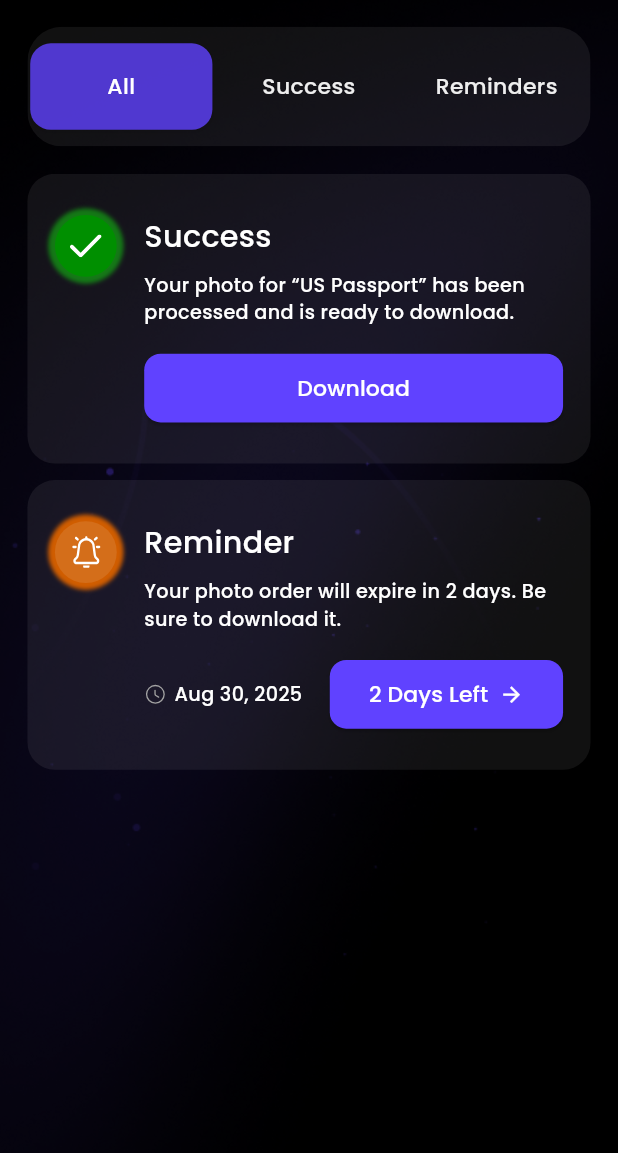
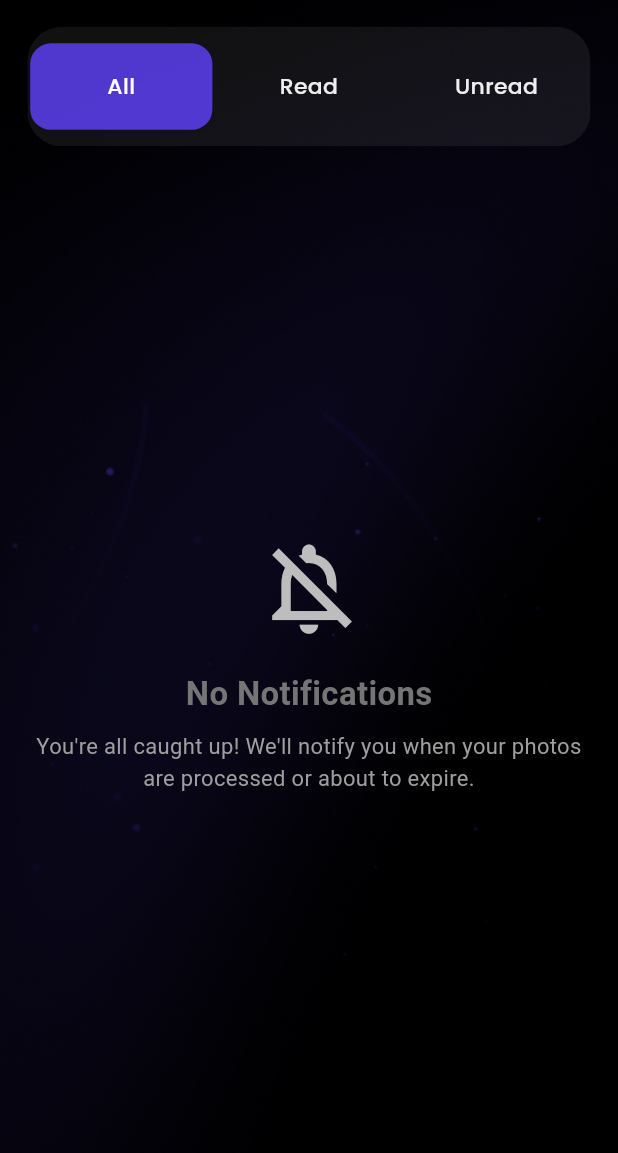
Before and after one commit to Saadkhanprogziel/snapid, a Flutter app: the NotificationScreen screen opened by its route, on a phone screen of 412 x 824 dp, the part 83-1236 px from its top. Run offline on Flutter 3.47's test engine with Material 3 defaults, Android fonts, the phone set to English and light mode, and no system bars; our stand-ins replace cached_network_image, dartz, dio, flutter_svg, fluttertoast, get and 8 more; missing offline and left inert: dart:html, desktop_drop, flutter_stripe, flutter_stripe_web, gallery_saver_plus, local_auth_android and 1 more; accounts and stored records are empty; network calls fail; statements that could not run were skipped.

Commit message:
web app built

```diff
--- a/lib/controllers/notification/notification_controller.dart
+++ b/lib/controllers/notification/notification_controller.dart
@@ -2,7 +2,7 @@ import 'package:get/get.dart';
 
 class NotificationController extends GetxController {
   var selectedTab = 0.obs;
-
+ var allNotifications = [].obs; // Add this line
   void onTabChanged(int index) {
     print(index);
    selectedTab.value = index;
--- a/lib/keys_urls/urls.dart
+++ b/lib/keys_urls/urls.dart
@@ -1,3 +1,4 @@
 // const baseUrl = 'http://192.168.18.46:5000';
-const baseUrl = 'http://159.65.161.106';
+const baseUrl = 'http://159.65.161.106/v1';
+const baseSocketUrl = 'http://159.65.161.106:5000';
 const apiUrl = "$baseUrl/api";
--- a/lib/repositories/services/socketServices.dart
+++ b/lib/repositories/services/socketServices.dart
@@ -17,7 +17,7 @@ class SocketService {
 
   void _initializeSocketService() {
     _socket = IO.io(
-      baseUrl,
+      baseSocketUrl,
       IO.OptionBuilder()
           .setTransports(['websocket'])
           .enableAutoConnect()
--- /dev/null
+++ b/lib/router_management/auth_middleware.dart
@@ -0,0 +1,18 @@
+import 'package:flutter/material.dart';
+import 'package:get/get.dart';
+import 'package:snapid/main.dart';
+import 'package:snapid/routes/routes.dart';
+
+class AuthMiddleware extends GetMiddleware {
+  @override
+  RouteSettings? redirect(String? route) {
+    final token = appStorage.read("token");
+    if (token == null || token.toString().isEmpty) {
+      return const RouteSettings(name: PrimaryRoute.login);
+    }
+    // Otherwise, allow the route
+    return null;
+  }
+  @override
+  int? priority = 0;
+}
--- a/lib/routes/routes.dart
+++ b/lib/routes/routes.dart
@@ -1,5 +1,5 @@
 class PrimaryRoute {
-  static const String splash = '/';
+  static const String initialRoute = '/';
   static const String onBoard = '/onboarding';
   static const String onBoard3 = '/onboarding3';
   static const String login = '/login';
--- a/lib/view/auth/login.dart
+++ b/lib/view/auth/login.dart
@@ -1,4 +1,5 @@
 import 'dart:ui';
+import 'package:flutter/foundation.dart';
 import 'package:flutter/material.dart';
 import 'package:get/get.dart';
 import 'package:snapid/constant/assets.dart';
@@ -565,6 +566,7 @@ class LoginScreen extends StatelessWidget {
                 ),
                 const SizedBox(height: 12),
 
+                if(kIsWeb)
                 // Apple sign in
                 OutlinedButton.icon(
                   onPressed: () {
--- a/lib/view/dashboard_fragment/dashboard_fragment.dart
+++ b/lib/view/dashboard_fragment/dashboard_fragment.dart
@@ -306,7 +306,7 @@ class DashboardFragment extends StatelessWidget {
                                                       ),
                                                       child: Container(
                                                         width: 400,
-                                                        child: _photoGuideline(cardHeight),
+                                                        child: kIsWeb ? _photoGuideline(cardHeight) : _photoGuideline(cardHeight),
                                                       ),
                                                     );
                                                   },
--- a/lib/view/notification/notification.dart
+++ b/lib/view/notification/notification.dart
@@ -66,13 +66,7 @@ class _NotificationScreenState extends State<NotificationScreen>
                 CustomHeader(
                   title: "Notifications",
                   showBackButton: true,
-                  rightWidget: _buildPopupMenu(), // This replaces the SVG icon
-
-                  // rightIconPath: Assets.more_vert,
-                  // onRightIconTap: () {
-                  //   // print("object");
-                  //   // _buildPopupMenu();
-                  // },
+                  rightWidget: _buildPopupMenu(),
                 ),
                 const SpaceH10(),
                 _buildCustomTabBar(),
@@ -104,7 +98,7 @@ class _NotificationScreenState extends State<NotificationScreen>
                 ),
                 child: Obx(
                   () => TabBarWidgetFlexible(
-                    tabs: ['All ', 'Success', 'Reminders'],
+                    tabs: ['All ', 'Read', 'Unread'],
                     selectedIndex: controller.selectedTab.value,
                     onTabSelected: (index) {
                       controller.onTabChanged(index);
@@ -133,34 +127,72 @@ class _NotificationScreenState extends State<NotificationScreen>
   }
 
   Widget _buildAllTab() {
-    return ListView(
-      padding: const EdgeInsets.symmetric(horizontal: 20),
-      children: [
-        NotificationCard(
-          icon: Icons.check,
-          imagePath: Assets.tick,
-          iconBackgroundColor: const Color.fromRGBO(0, 143, 0, 1),
-          glowColor: const Color.fromRGBO(20, 162, 20, 0.709),
-          title: "Success",
-          message:
-              "Your photo for “US Passport” has been processed and is ready to download.",
-          onPressed: () {},
+    return Obx(() {
+      // Check if notifications list is empty
+      if (controller.allNotifications.isEmpty) {
+        return _buildEmptyNotificationsWidget();
+      }
+
+      return ListView.builder(
+        padding: const EdgeInsets.symmetric(horizontal: 20),
+        itemCount: controller.allNotifications.length,
+        itemBuilder: (context, index) {
+          final notification = controller.allNotifications[index];
+          return Column(
+            children: [
+              NotificationCard(
+                endDate: notification.endDate,
+                isReminder: notification.isReminder,
+                icon: notification.icon,
+                imagePath: notification.imagePath,
+                iconBackgroundColor: notification.iconBackgroundColor,
+                glowColor: notification.glowColor,
+                title: notification.title,
+                daysLeft: notification.daysLeft,
+                message: notification.message,
+                onPressed: () {},
+              ),
+              if (index < controller.allNotifications.length - 1) SpaceH12(),
+            ],
+          );
+        },
+      );
+    });
+  }
+
+  Widget _buildEmptyNotificationsWidget() {
+    return Center(
+      child: Padding(
+        padding: const EdgeInsets.all(20),
+        child: Column(
+          mainAxisAlignment: MainAxisAlignment.center,
+          children: [
+            Icon(
+              Icons.notifications_off_outlined,
+              size: 80,
+              color: Colors.grey[400],
+            ),
+            const SizedBox(height: 20),
+            Text(
+              "No Notifications",
+              style: TextStyle(
+                fontSize: 24,
+                fontWeight: FontWeight.bold,
+                color: Colors.grey[600],
+              ),
+            ),
+            const SizedBox(height: 10),
+            Text(
+              "You're all caught up! We'll notify you when your photos are processed or about to expire.",
+              textAlign: TextAlign.center,
+              style: TextStyle(
+                fontSize: 16,
+                color: Colors.grey[500],
+              ),
+            ),
+          ],
         ),
-        SpaceH12(),
-        NotificationCard(
-          endDate: "Aug 30, 2025",
-          isReminder: true,
-          icon: Icons.check,
-          imagePath: Assets.reminder,
-          iconBackgroundColor: const Color.fromARGB(201, 213, 114, 33),
-          glowColor: const Color.fromARGB(255, 208, 93, 0),
-          title: "Reminder",
-          daysLeft: "2 Days Left",
-          message:
-              "Your photo order will expire in 2 days. Be sure to download it.",
-          onPressed: () {},
-        )
-      ],
+      ),
     );
   }
 
@@ -169,7 +201,7 @@ class _NotificationScreenState extends State<NotificationScreen>
       imagePath: Assets.historIcon,
       title: "You are all caught up!",
       subtitle:
-          "We’ll notify you when your photos are processed or about to expire!",
+          "We'll notify you when your photos are processed or about to expire!",
       buttonTitle: "Start a new photo",
       onPressed: () {},
     );
--- a/pubspec.yaml
+++ b/pubspec.yaml
@@ -62,8 +62,8 @@ dependencies:
   device_info_plus: ^11.3.0
   socket_io_client: ^3.0.2
   desktop_drop: ^0.6.1
-  # flutter_stripe_web: ^6.5.1
-  # flutter_stripe: ^11.5.0
+  flutter_stripe_web: ^6.5.1
+  flutter_stripe: ^11.5.0
 
 
   # image_gallery_saver: ^2.0.3
```
Also changed, not shown: lib/controllers/stripe_controller/stripe_controller.dart (+133 -133 lines), lib/main.dart (+6 -6 lines), lib/router_management/route_management.dart (+17 -2 lines), lib/view/photo_session/photo_preview.dart (+13 -2 lines), lib/view/photo_session/photo_session.dart (+16 -3 lines), lib/view/photo_session/steps/step4_widget.dart (+79 -70 lines), pubspec.lock, 11 other files.
